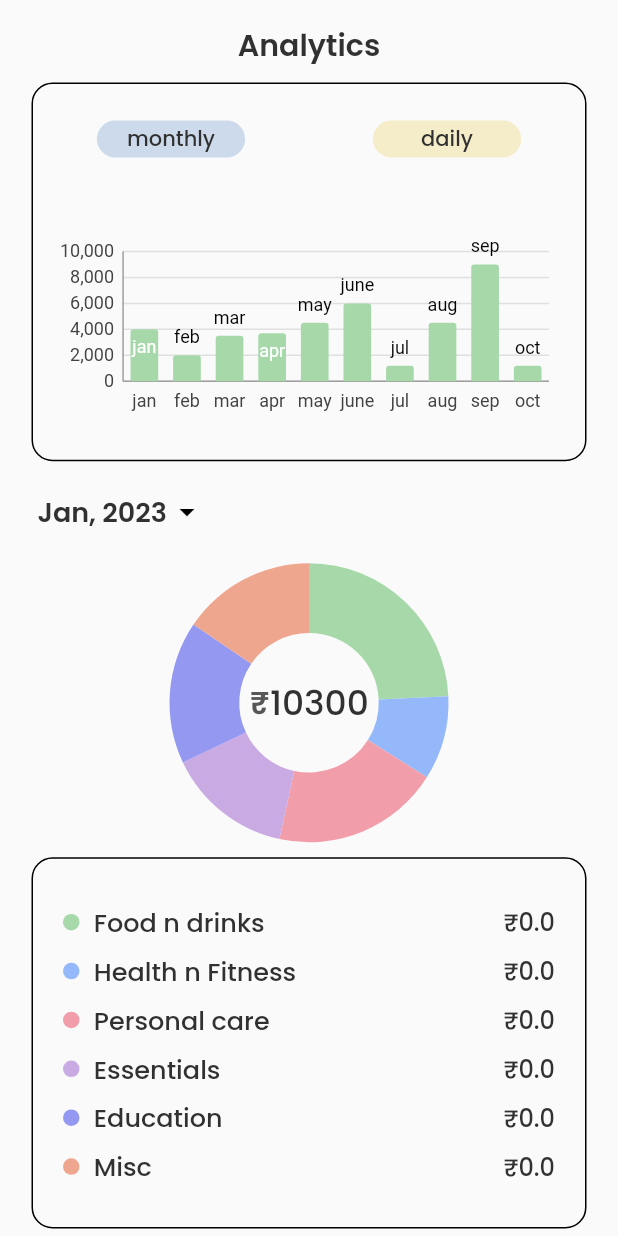
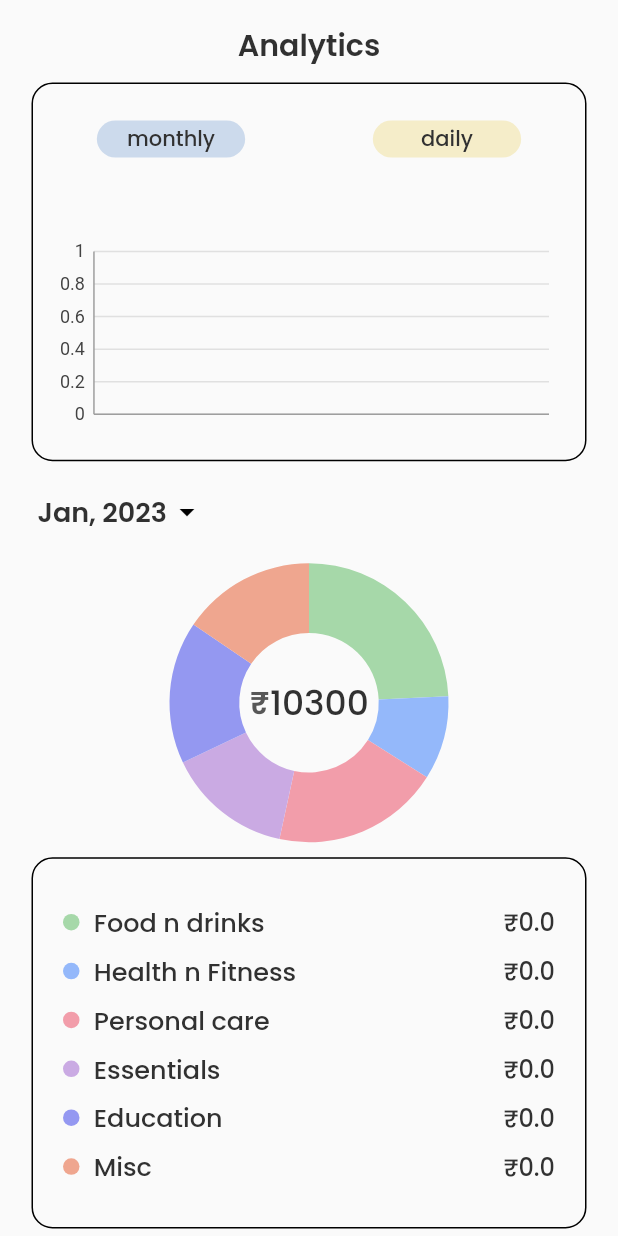
Before and after one commit to Sama-3l/coinwatcher, a Flutter app: the Analytics widget shown alone on an empty page, opened directly with empty values, on a phone screen of 412 x 824 dp. Run offline on Flutter 3.47's test engine with Material 2 defaults, Android fonts, the phone set to English and light mode, and no system bars; our stand-ins replace bloc, charts_flutter, flutter_bloc, google_fonts, percent_indicator, simple_icons and 1 more; missing offline and left inert: carbon_icons.

Commit message:
Analytics integrations working

```diff
--- a/lib/alogrithms/widgetDecider.dart
+++ b/lib/alogrithms/widgetDecider.dart
@@ -5,7 +5,6 @@ import 'package:coinwatcher/constants/font.dart';
 import 'package:coinwatcher/constants/themes.dart';
 import 'package:coinwatcher/data/model/expense.dart';
 import 'package:coinwatcher/data/model/user.dart';
-import 'package:coinwatcher/data/repositories/allExpenses.dart';
 import 'package:coinwatcher/data/repositories/recentExpenses.dart';
 import 'package:coinwatcher/presentation/widgets/expenseBox.dart';
 import 'package:flutter/material.dart';
--- /dev/null
+++ b/lib/data/model/dayExpense.dart
@@ -0,0 +1,15 @@
+import 'package:flutter/material.dart';
+
+class DayExpense{
+  DayExpense({required this.date, required this.amount});
+
+  DateTime date;
+  double amount;
+
+  Map<String, String> toJSON(){
+    return {
+      'date' : date.toString(),
+      'amount': amount.toString()
+    };
+  }
+}
--- a/lib/data/model/user.dart
+++ b/lib/data/model/user.dart
@@ -4,6 +4,8 @@ import 'package:coinwatcher/data/repositories/categories.dart';
 import 'package:coinwatcher/data/repositories/months.dart';
 import 'package:coinwatcher/data/repositories/recentExpenses.dart';
 import 'package:flutter/material.dart';
+
+import '../repositories/days.dart';
 
 class User {
   User(
@@ -13,7 +15,7 @@ class User {
       required this.allExpenses,
       required this.recentExpenses,
       required this.monthsDB,
-      required this.eachDaySpent});
+      required this.daysDB});
 
   String name;
   double dailyBudget;
@@ -21,7 +23,7 @@ class User {
   AllExpenses allExpenses;
   RecentExpenses recentExpenses;
   Months monthsDB;
-  Map<String, double> eachDaySpent;
+  Days daysDB;
 
   Map<String, dynamic> toJSON(){
     Map<String, dynamic> map = {
@@ -30,7 +32,7 @@ class User {
       'thisMonthSpent': thisMonthSpent.toString(),
       'allExpenses': allExpenses.toJSON(),
       'eachMonthDb': monthsDB.allMonthsJSON(),
-      'eachDaySpent': eachDaySpent
+      'eachDayDb': daysDB.allDays,
     };
     return map;
   }
--- a/lib/presentation/screens/analytics.dart
+++ b/lib/presentation/screens/analytics.dart
@@ -1,5 +1,6 @@
 import 'package:coinwatcher/constants/font.dart';
 import 'package:coinwatcher/constants/themes.dart';
+import 'package:coinwatcher/data/model/user.dart';
 import 'package:coinwatcher/presentation/widgets/expense_graph.dart';
 import 'package:coinwatcher/presentation/widgets/legend.dart';
 import 'package:coinwatcher/presentation/widgets/menu.dart';
@@ -8,10 +9,11 @@ import 'package:coinwatcher/presentation/widgets/piechart.dart';
 import 'package:flutter/material.dart';
 
 class Analytics extends StatefulWidget {
-  Analytics({super.key, required this.theme, required this.font});
+  Analytics({super.key, required this.theme, required this.font, required this.currentUser});
 
   LightMode theme;
   FontFamily font;
+  User currentUser;
 
   @override
   State<Analytics> createState() => _AnalyticsState();
@@ -44,6 +46,7 @@ class _AnalyticsState extends State<Analytics> {
               child: ExpenseGraph(
                 theme: widget.theme,
                 font: widget.font,
+                currentUser: widget.currentUser,
               ),
             ),
             Padding(
--- a/lib/presentation/screens/home.dart
+++ b/lib/presentation/screens/home.dart
@@ -6,6 +6,7 @@ import 'package:coinwatcher/constants/font.dart';
 import 'package:coinwatcher/constants/themes.dart';
 import 'package:coinwatcher/data/model/user.dart';
 import 'package:coinwatcher/data/repositories/allExpenses.dart';
+import 'package:coinwatcher/data/repositories/days.dart';
 import 'package:coinwatcher/data/repositories/months.dart';
 import 'package:flutter/material.dart';
 import 'package:flutter_bloc/flutter_bloc.dart';
@@ -34,13 +35,14 @@ class _HomeState extends State<Home> with TickerProviderStateMixin {
       allExpenses: AllExpenses(),
       recentExpenses: func.getRecentExpenses(AllExpenses()),
       monthsDB: Months(),
-      eachDaySpent: {});
+      daysDB: Days());
 
   @override
   void initState() {
     super.initState();
     tabController = TabController(length: 3, vsync: this);
     func.loadMonths(currentUser);
+    func.loadDays(currentUser);
   }
 
   @override
--- a/lib/presentation/widgets/bottomNavBar.dart
+++ b/lib/presentation/widgets/bottomNavBar.dart
@@ -137,7 +137,10 @@ class _BottomNavBarTabsState extends State<BottomNavBarTabs> {
           theme: widget.theme,
           font: widget.font,
           currentUser: widget.currentUser),
-      Analytics(theme: widget.theme, font: widget.font)
+      Analytics(
+          theme: widget.theme,
+          font: widget.font,
+          currentUser: widget.currentUser)
     ]);
   }
 }
--- a/lib/presentation/widgets/expense_graph.dart
+++ b/lib/presentation/widgets/expense_graph.dart
@@ -1,6 +1,8 @@
+import 'package:coinwatcher/alogrithms/method.dart';
 import 'package:coinwatcher/constants/font.dart';
 import 'package:coinwatcher/constants/themes.dart';
 import 'package:coinwatcher/data/model/bar_data.dart';
+import 'package:coinwatcher/data/model/user.dart';
 import 'package:coinwatcher/presentation/widgets/appButton.dart';
 import 'package:coinwatcher/presentation/widgets/daily_graph.dart';
 import 'package:coinwatcher/presentation/widgets/monthly_graph.dart';
@@ -9,116 +11,14 @@ import 'package:flutter/material.dart';
 import 'package:charts_flutter/flutter.dart' as charts;
 
 class ExpenseGraph extends StatefulWidget {
-  ExpenseGraph({super.key, required this.theme, required this.font});
+  ExpenseGraph(
+      {super.key,
+      required this.theme,
+      required this.font,
+      required this.currentUser});
   LightMode theme;
   FontFamily font;
-
-  // dummy data
-
-  late final List<barDataMonthly> monthly = [
-    barDataMonthly(
-      month: "jan",
-      spent: 4000,
-      color: charts.ColorUtil.fromDartColor(theme.foodNDrinks),
-    ),
-    barDataMonthly(
-      month: "feb",
-      spent: 2000,
-      color: charts.ColorUtil.fromDartColor(theme.foodNDrinks),
-    ),
-    barDataMonthly(
-      month: "mar",
-      spent: 3500,
-      color: charts.ColorUtil.fromDartColor(theme.foodNDrinks),
-    ),
-    barDataMonthly(
-      month: "apr",
-      spent: 3700,
-      color: charts.ColorUtil.fromDartColor(theme.foodNDrinks),
-    ),
-    barDataMonthly(
-      month: "may",
-      spent: 4500,
-      color: charts.ColorUtil.fromDartColor(theme.foodNDrinks),
-    ),
-    barDataMonthly(
-      month: "june",
-      spent: 6000,
-      color: charts.ColorUtil.fromDartColor(theme.foodNDrinks),
-    ),
-    barDataMonthly(
-      month: "jul",
-      spent: 1200,
-      color: charts.ColorUtil.fromDartColor(theme.foodNDrinks),
-    ),
-    barDataMonthly(
-      month: "aug",
-      spent: 4500,
-      color: charts.ColorUtil.fromDartColor(theme.foodNDrinks),
-    ),
-    barDataMonthly(
-      month: "sep",
-      spent: 9000,
-      color: charts.ColorUtil.fromDartColor(theme.foodNDrinks),
-    ),
-    barDataMonthly(
-      month: "oct",
-      spent: 1200,
-      color: charts.ColorUtil.fromDartColor(theme.foodNDrinks),
-    ),
-  ];
-  late final List<barDataDaily> daily = [
-    barDataDaily(
-      day: "1",
-      spent: 300,
-      color: charts.ColorUtil.fromDartColor(theme.foodNDrinks),
-    ),
-    barDataDaily(
-      day: "2",
-      spent: 350,
-      color: charts.ColorUtil.fromDartColor(theme.foodNDrinks),
-    ),
-    barDataDaily(
-      day: "3",
-      spent: 200,
-      color: charts.ColorUtil.fromDartColor(theme.foodNDrinks),
-    ),
-    barDataDaily(
-      day: "4",
-      spent: 270,
-      color: charts.ColorUtil.fromDartColor(theme.foodNDrinks),
-    ),
-    barDataDaily(
-      day: "5",
-      spent: 320,
-      color: charts.ColorUtil.fromDartColor(theme.foodNDrinks),
-    ),
-    barDataDaily(
-      day: "6",
-      spent: 500,
-      color: charts.ColorUtil.fromDartColor(theme.foodNDrinks),
-    ),
-    barDataDaily(
-      day: "7",
-      spent: 120,
-      color: charts.ColorUtil.fromDartColor(theme.foodNDrinks),
-    ),
-    barDataDaily(
-      day: "8",
-      spent: 350,
-      color: charts.ColorUtil.fromDartColor(theme.foodNDrinks),
-    ),
-    barDataDaily(
-      day: "9",
-      spent: 252,
-      color: charts.ColorUtil.fromDartColor(theme.foodNDrinks),
-    ),
-    barDataDaily(
-      day: "10",
-      spent: 520,
-      color: charts.ColorUtil.fromDartColor(theme.foodNDrinks),
-    ),
-  ];
+  User currentUser;
 
   @override
   State<ExpenseGraph> createState() => _ExpenseGraphState();
@@ -128,9 +28,17 @@ class _ExpenseGraphState extends State<ExpenseGraph> {
   late Color _colorMonthly = widget.theme.primaryAccent1;
   late Color _colorDaily = widget.theme.mainBackground;
   int index = 0;
+  Methods func = Methods();
+
+  late List<barDataMonthly> monthly =
+      func.initializeMonthlyGraphDatabase(widget.currentUser, widget.theme);
+
+  late List<barDataDaily> daily =
+      func.initializeDailyGraphDatabase(widget.currentUser, widget.theme);
+
   late final bgraph = [
-    monthlyGraph(data: widget.monthly),
-    dailyGraph(data: widget.daily),
+    monthlyGraph(data: monthly),
+    dailyGraph(data: daily),
   ];
 
   @override
```
Also changed, not shown: lib/alogrithms/method.dart (+83 -5 lines), lib/data/repositories/days.dart (added, +18 -0 lines), lib/presentation/widgets/expenseAdd.dart (+11 -15 lines).
